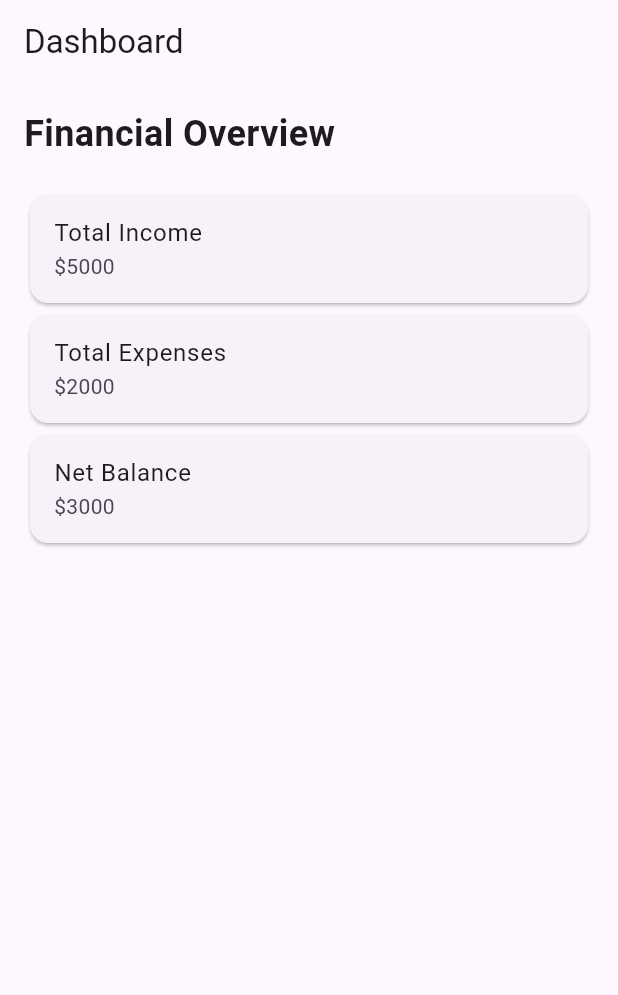
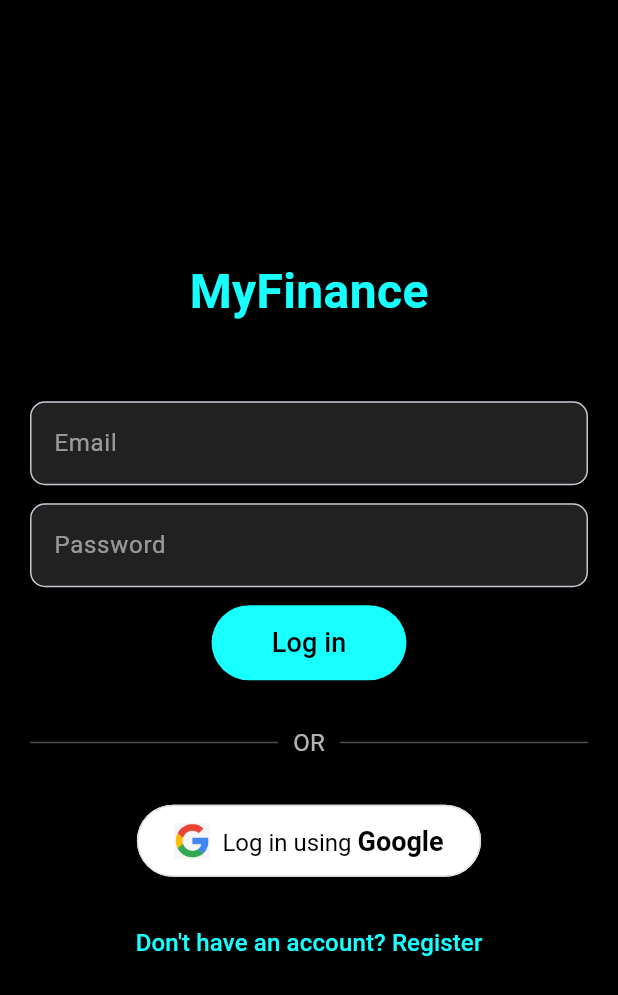
Before and after one commit to Samyak07s/MyFinance, a Flutter app: the screen it shows after launch, on a phone screen of 412 x 824 dp. Shown: the top 995 px of the screen. Run offline on Flutter 3.47's test engine with Material 3 defaults, Android fonts, the phone set to English and light mode, and no system bars; our stand-ins replace cloud_firestore, firebase_auth, firebase_core, fl_chart, google_sign_in; accounts and stored records are empty.

Commit message:
login padge and models

```diff
--- a/lib/main.dart
+++ b/lib/main.dart
@@ -1,20 +1,47 @@
+import 'package:flutter/material.dart';
 import 'package:firebase_core/firebase_core.dart';
-import 'package:flutter/material.dart';
+import 'package:firebase_auth/firebase_auth.dart';
+import 'package:my_finance/pages/auth/login_page.dart';
 import 'package:my_finance/pages/home_screen.dart';
+
 
 void main() async {
   WidgetsFlutterBinding.ensureInitialized();
-  await Firebase.initializeApp();  // Initialize Firebase
-  runApp(MyApp());
+  await Firebase.initializeApp(); // Ensure Firebase is initialized
+  runApp(MyFinanceApp());
 }
 
-class MyApp extends StatelessWidget {
+class MyFinanceApp extends StatelessWidget {
   @override
   Widget build(BuildContext context) {
     return MaterialApp(
-      title: 'MyFinance',
-      debugShowCheckedModeBanner: false, // Remove the debug banner
-      home: HomeScreen(),  // Set HomeScreen as the initial route
+      debugShowCheckedModeBanner: false,
+      title: "MyFinance",
+      theme: ThemeData.dark().copyWith(
+        primaryColor: Colors.cyanAccent,
+        scaffoldBackgroundColor: Colors.black,
+      ),
+      home: AuthWrapper(), // Determines if user is logged in or not
     );
   }
 }
+
+// Decides whether to show Login or Home screen
+class AuthWrapper extends StatelessWidget {
+  @override
+  Widget build(BuildContext context) {
+    return StreamBuilder<User?>(
+      stream: FirebaseAuth.instance.authStateChanges(),
+      builder: (context, snapshot) {
+        if (snapshot.connectionState == ConnectionState.waiting) {
+          return const Center(child: CircularProgressIndicator(color: Colors.cyanAccent));
+        }
+        if (snapshot.hasData) {
+          return const HomePage(); // User is logged in, go to Home Page
+        } else {
+          return LoginPage(); // Otherwise, show Login Page
+        }
+      },
+    );
+  }
+}
--- /dev/null
+++ b/lib/pages/auth/login_page.dart
@@ -0,0 +1,234 @@
+import 'package:flutter/material.dart';
+import 'package:firebase_auth/firebase_auth.dart';
+import 'package:my_finance/api/auth/auth_service.dart';
+
+class LoginPage extends StatefulWidget {
+  @override
+  _LoginPageState createState() => _LoginPageState();
+}
+
+class _LoginPageState extends State<LoginPage> {
+  bool isLogin = true; // Toggle between login and register
+  final TextEditingController nameController = TextEditingController();
+  final TextEditingController emailController = TextEditingController();
+  final TextEditingController passwordController = TextEditingController();
+  final TextEditingController confirmPasswordController = TextEditingController();
+
+  void _handleGoogleBtnClick() async {
+    await AuthService.signInWithGoogle();
+  }
+
+  void _handleEmailAuth(BuildContext context) async {
+    String email = emailController.text.trim();
+    String password = passwordController.text.trim();
+
+    if (isLogin) {
+      // **Login Flow**
+      User? user = await AuthService.loginUser(email, password);
+      if (user == null) {
+        _showErrorDialog("User not found! Please register.");
+        setState(() => isLogin = false); // Switch to register mode
+      }
+    } else {
+      // **Register Flow**
+      String name = nameController.text.trim();
+      String confirmPassword = confirmPasswordController.text.trim();
+
+      if (name.isEmpty) {
+        _showErrorDialog("Please enter your name.");
+        return;
+      }
+      if (password != confirmPassword) {
+        _showErrorDialog("Passwords do not match.");
+        return;
+      }
+
+      User? user = await AuthService.registerUser(email, password, name);
+      if (user != null) {
+        _showSuccessDialog("Registration successful! Please log in.");
+        setState(() => isLogin = true); // Switch to login mode
+      }
+    }
+  }
+
+  void _showErrorDialog(String message) {
+    showDialog(
+      context: context,
+      builder: (context) => AlertDialog(
+        title: Text("Error", style: TextStyle(color: Colors.red)),
+        content: Text(message),
+        actions: [
+          TextButton(
+            onPressed: () => Navigator.pop(context),
+            child: Text("OK"),
+          ),
+        ],
+      ),
+    );
+  }
+
+  void _showSuccessDialog(String message) {
+    showDialog(
+      context: context,
+      builder: (context) => AlertDialog(
+        title: Text("Success", style: TextStyle(color: Colors.green)),
+        content: Text(message),
+        actions: [
+          TextButton(
+            onPressed: () => Navigator.pop(context),
+            child: Text("OK"),
+          ),
+        ],
+      ),
+    );
+  }
+
+  @override
+  Widget build(BuildContext context) {
+    return Scaffold(
+      backgroundColor: Colors.black,
+      body: Padding(
+        padding: const EdgeInsets.all(20.0),
+        child: Column(
+          mainAxisAlignment: MainAxisAlignment.center,
+          children: [
+            // App Name / Logo
+            const Text(
+              "MyFinance",
+              style: TextStyle(
+                color: Colors.cyanAccent,
+                fontSize: 32,
+                fontWeight: FontWeight.bold,
+              ),
+            ),
+            const SizedBox(height: 50),
+
+            // Full Name (Only in Register Mode)
+            if (!isLogin)
+              Column(
+                children: [
+                  TextField(
+                    controller: nameController,
+                    style: TextStyle(color: Colors.white),
+                    decoration: _inputDecoration("Full Name"),
+                  ),
+                  const SizedBox(height: 12),
+                ],
+              ),
+
+            // Email
+            TextField(
+              controller: emailController,
+              style: TextStyle(color: Colors.white),
+              decoration: _inputDecoration("Email"),
+            ),
+            const SizedBox(height: 12),
+
+            // Password
+            TextField(
+              controller: passwordController,
+              obscureText: true,
+              style: TextStyle(color: Colors.white),
+              decoration: _inputDecoration("Password"),
+            ),
+            const SizedBox(height: 12),
+
+            // Confirm Password (Only in Register Mode)
+            if (!isLogin)
+              Column(
+                children: [
+                  TextField(
+                    controller: confirmPasswordController,
+                    obscureText: true,
+                    style: TextStyle(color: Colors.white),
+                    decoration: _inputDecoration("Confirm Password"),
+                  ),
+                  const SizedBox(height: 12),
+                ],
+              ),
+
+            // Login / Register Button
+            ElevatedButton(
+              onPressed: () => _handleEmailAuth(context),
+              style: ElevatedButton.styleFrom(
+                backgroundColor: Colors.cyanAccent,
+                padding: EdgeInsets.symmetric(vertical: 12, horizontal: 40),
+                shape: StadiumBorder(),
+              ),
+              child: Text(isLogin ? "Log in" : "Register",
+                  style: TextStyle(color: Colors.black, fontSize: 18)),
+            ),
+
+            const SizedBox(height: 30),
+
+            // OR Divider
+            const Row(
+              children: [
+                Expanded(child: Divider(color: Colors.white30, thickness: 1)),
+                Padding(
+                  padding: EdgeInsets.symmetric(horizontal: 10),
+                  child: Text("OR",
+                      style: TextStyle(color: Colors.white70, fontSize: 16)),
+                ),
+                Expanded(child: Divider(color: Colors.white30, thickness: 1)),
+              ],
+            ),
+
+            const SizedBox(height: 30),
+
+            // Google Sign-In Button
+            ElevatedButton.icon(
+              onPressed: _handleGoogleBtnClick,
+              style: ElevatedButton.styleFrom(
+                backgroundColor: Colors.white,
+                side: BorderSide(color: Colors.grey.shade300),
+                padding: EdgeInsets.symmetric(vertical: 12, horizontal: 25),
+                shape: StadiumBorder(),
+              ),
+              icon:
+                  Image.asset('images/google_logo.png', height: 24, width: 24),
+              label: RichText(
+                text: const TextSpan(
+                  children: [
+                    TextSpan(
+                      text: 'Log in using ',
+                      style: TextStyle(fontSize: 16, color: Colors.black),
+                    ),
+                    TextSpan(
+                      text: 'Google',
+                      style: TextStyle(
+                          fontSize: 18,
+                          fontWeight: FontWeight.bold,
+                          color: Colors.black),
+                    ),
+                  ],
+                ),
+              ),
+            ),
+
+            const SizedBox(height: 20),
+
+            // Toggle Between Login & Register
+            TextButton(
+              onPressed: () => setState(() => isLogin = !isLogin),
+              child: Text(
+                isLogin ? "Don't have an account? Register" : "Already registered? Log in",
+                style: TextStyle(color: Colors.cyanAccent, fontSize: 16),
+              ),
+            ),
+          ],
+        ),
+      ),
+    );
+  }
+
+  InputDecoration _inputDecoration(String label) {
+    return InputDecoration(
+      labelText: label,
+      labelStyle: TextStyle(color: Colors.white54),
+      filled: true,
+      fillColor: Colors.grey[900],
+      border: OutlineInputBorder(borderRadius: BorderRadius.circular(10)),
+    );
+  }
+}
```
Also changed, not shown: lib/api/API.dart (added, +20 -0 lines), lib/api/auth/auth_service.dart (added, +109 -0 lines), lib/helper/colors.dart (added, +25 -0 lines), lib/models/category_model.dart (added, +51 -0 lines), lib/models/transaction_model.dart (added, +42 -0 lines), lib/models/user_model.dart (added, +40 -0 lines), lib/pages/home_screen.dart (+125 -25 lines), pubspec.yaml (+8 -3 lines), images/google_logo.png (added), pubspec.lock, 1 other file.
